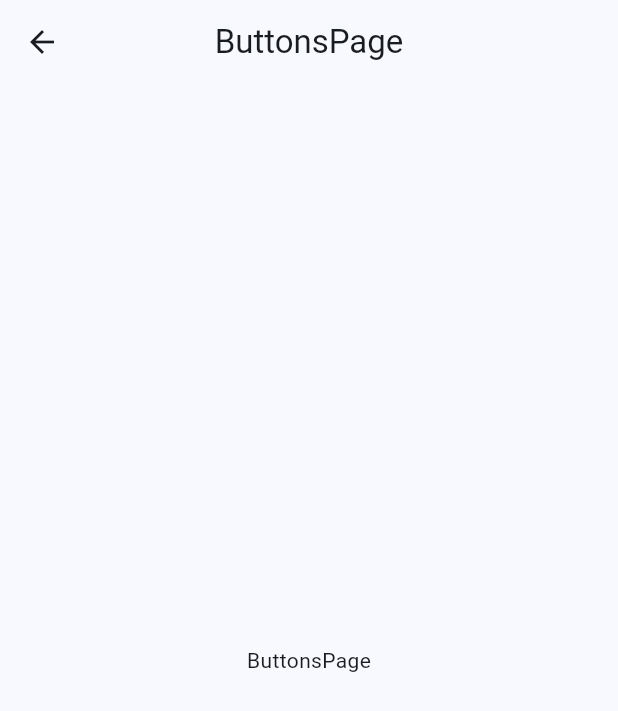
After one commit to AlDaniel1337/fl_widgets_app, a Flutter app: the ButtonsPage screen opened by its route, on a phone screen of 412 x 824 dp. The commit adds this screen. Shown: the top 711 px of the screen. Run offline on Flutter 3.47's test engine with Material 3 defaults, Android fonts, the phone set to English and light mode, and no system bars; our stand-ins replace get.

Commit message:
Agregadas pagina de botones y tarjetas

```diff
--- a/lib/config/navigation/navigation.dart
+++ b/lib/config/navigation/navigation.dart
@@ -1,4 +1,4 @@
-import 'package:widgets_app/presentation/pages/home/home_page.dart';
+import 'package:widgets_app/presentation/pages/pages.dart';
 import 'package:get/get.dart';
 
 /// Navegacion
@@ -10,7 +10,9 @@ class Routes{
   /// Listado con las rutas de la app
   static List<GetPage> getRoutes(){
     List<GetPage> pages = [
-      GetPage(name: HomePage.route, page:() => const HomePage()),
+      GetPage(name: HomePage.route,    page:() => const HomePage()),
+      GetPage(name: ButtonsPage.route, page:() => const ButtonsPage()),
+      GetPage(name: CardsPage.route,   page:() => const CardsPage()),
     ];
 
     return pages;
--- a/lib/presentation/menu/menu_item.dart
+++ b/lib/presentation/menu/menu_item.dart
@@ -1,4 +1,5 @@
 import 'package:flutter/material.dart';
+import 'package:widgets_app/presentation/pages/pages.dart';
 
 class MenuItems {
 
@@ -38,14 +39,14 @@ const appMenuItems = <MenuItems>[
   MenuItems(
     title: "Botones",
     subTitle: "Varios botones en Flutter",
-    link: "/buttons",
+    link: ButtonsPage.route,
     icon: Icons.smart_button_outlined
   ),
 
   MenuItems(
     title: "Tarjetas",
     subTitle: "Un contenedor estilizado",
-    link: "/card",
+    link: CardsPage.route,
     icon: Icons.credit_card
   ),
 
--- /dev/null
+++ b/lib/presentation/pages/buttons/buttons_page.dart
@@ -0,0 +1,23 @@
+import 'package:flutter/material.dart';
+
+class ButtonsPage extends StatelessWidget {
+
+  static const String route = "/buttons";
+
+  const ButtonsPage({super.key});
+
+  @override
+  Widget build(BuildContext context) {
+    return Scaffold(
+
+      appBar: AppBar(
+         title: const Text('ButtonsPage'),
+         centerTitle: true,
+      ),
+
+      body: const Center(
+         child: Text('ButtonsPage'),
+      ),
+    );
+  }
+}
--- /dev/null
+++ b/lib/presentation/pages/pages.dart
@@ -0,0 +1,3 @@
+export './home/home_page.dart';
+export './buttons/buttons_page.dart';
+export './cards/cards_page.dart';
```
Also changed, not shown: lib/presentation/pages/cards/cards_page.dart (added, +23 -0 lines).
